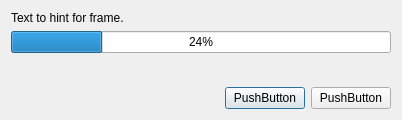
This is ui/zenoedit/dialog/zrecprogressdlg.ui in zenustech/zeno as Qt 5 draws it before an edit. The edited form follows.
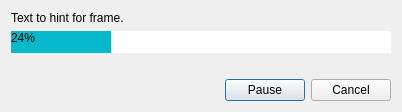
This is the edited form.

Commit message: remove run recording code. progressbar ui issues.

```diff
--- a/ui/zenoedit/dialog/zrecprogressdlg.ui
+++ b/ui/zenoedit/dialog/zrecprogressdlg.ui
@@ -7,7 +7,7 @@
     <x>0</x>
     <y>0</y>
     <width>402</width>
-    <height>120</height>
+    <height>112</height>
    </rect>
   </property>
   <property name="windowTitle">
@@ -23,6 +23,16 @@
    </item>
    <item>
     <widget class="QProgressBar" name="progressBar">
+     <property name="styleSheet">
+      <string notr="true">QProgressBar {
+    border: none;
+}
+
+QProgressBar::chunk {
+    background-color: #05B8CC;
+    width: 20px;
+}</string>
+     </property>
      <property name="value">
       <number>24</number>
      </property>
@@ -62,14 +72,14 @@
      <item>
       <widget class="QPushButton" name="pauseBtn">
        <property name="text">
-        <string>PushButton</string>
+        <string>Pause</string>
        </property>
       </widget>
      </item>
      <item>
       <widget class="QPushButton" name="btn">
        <property name="text">
-        <string>PushButton</string>
+        <string>Cancel</string>
        </property>
       </widget>
      </item>
```
Left out of the diff: 2 changed lines with no effect on the pictures. The commit also changes 4 other files.
